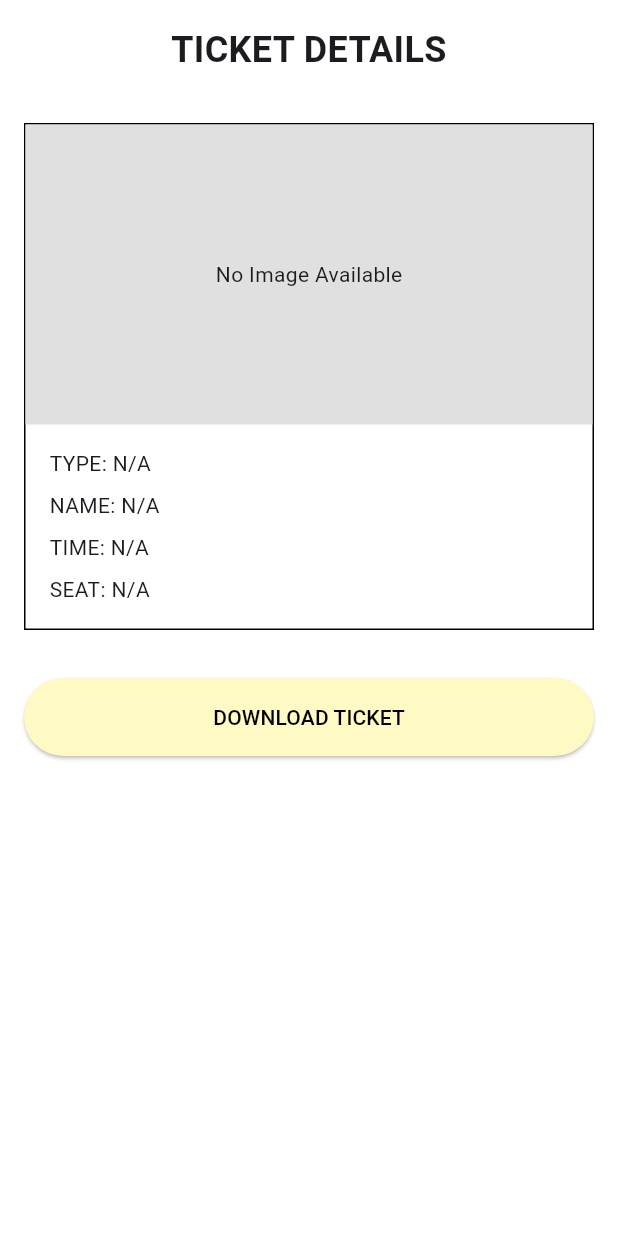
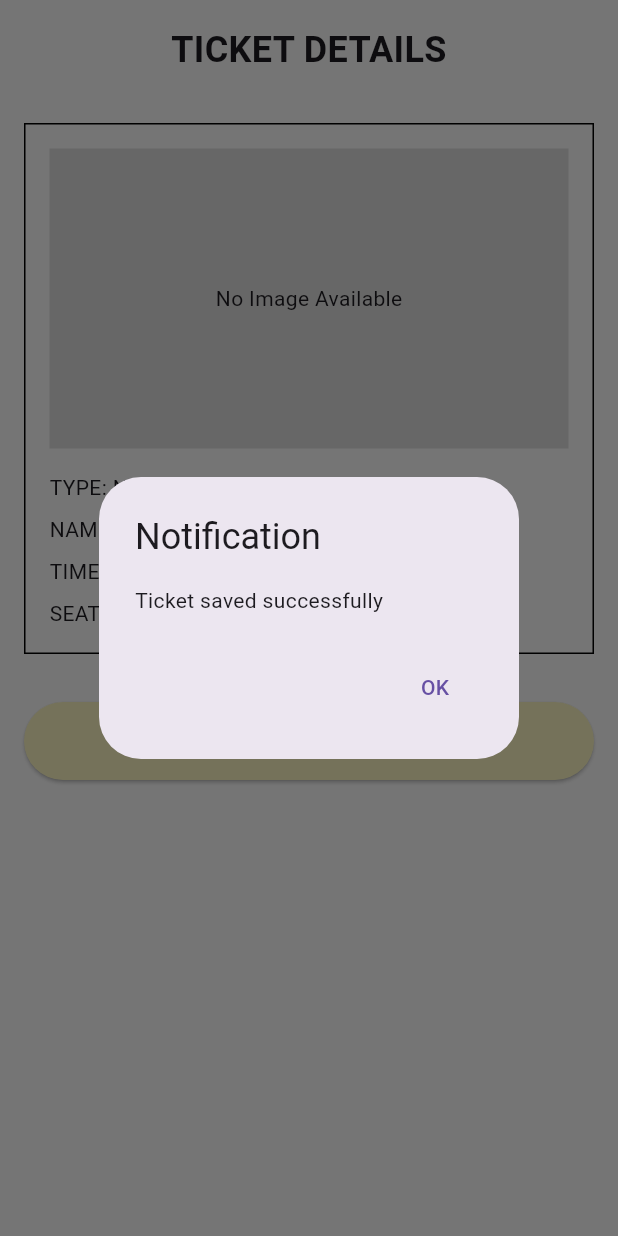
Before and after one commit to joe4780/eventApp, a Flutter app: the TicketDetailsScreen screen opened directly with empty values, after a tap on "DOWNLOAD TICKET", on a phone screen of 412 x 824 dp. Run offline on Flutter 3.47's test engine with Material 3 defaults, Android fonts, the light colour scheme and no system bars; our stand-ins replace image_picker, permission_handler, shared_preferences; missing offline and left inert: dart:html, flutter_sound; accounts and stored records are empty.

Commit message:
ticketdownload

```diff
--- a/event_management/lib/screens/ticket_details_screen.dart
+++ b/event_management/lib/screens/ticket_details_screen.dart
@@ -1,13 +1,68 @@
+import 'dart:ui';
+
 import 'package:flutter/material.dart';
-import 'dart:io';
+import 'dart:html' as html;
+import 'dart:typed_data';
+import 'package:flutter/rendering.dart';
 
 class TicketDetailsScreen extends StatelessWidget {
   final Map<String, String> ticketData;
 
-  const TicketDetailsScreen({
+  // GlobalKey to capture the ticket details
+  final GlobalKey globalKey = GlobalKey();
+
+  TicketDetailsScreen({
     super.key,
     required this.ticketData,
   });
+
+  Future<void> _downloadTicket(BuildContext context) async {
+    if (globalKey.currentContext == null) {
+      _showDialog(context, "Error: Unable to access the ticket details.");
+      return;
+    }
+
+    // Capture the image from the RepaintBoundary
+    RenderRepaintBoundary boundary =
+        globalKey.currentContext!.findRenderObject() as RenderRepaintBoundary;
+    var image = await boundary.toImage(pixelRatio: 3.0);
+    ByteData? byteData = await image.toByteData(format: ImageByteFormat.png);
+    Uint8List pngBytes = byteData!.buffer.asUint8List();
+
+    // Convert the image bytes to a Blob
+    final blob = html.Blob([pngBytes]);
+    final url = html.Url.createObjectUrlFromBlob(blob);
+
+    // Create an anchor element and trigger download
+    final link = html.AnchorElement(href: url)
+      ..setAttribute('download', 'ticket.png')
+      ..click();
+
+    // Revoke the object URL after download
+    html.Url.revokeObjectUrl(url);
+
+    _showDialog(context, "Ticket saved successfully");
+  }
+
+  void _showDialog(BuildContext context, String message) {
+    showDialog(
+      context: context,
+      builder: (context) {
+        return AlertDialog(
+          title: const Text('Notification'),
+          content: Text(message),
+          actions: [
+            TextButton(
+              onPressed: () {
+                Navigator.of(context).pop();
+              },
+              child: const Text('OK'),
+            ),
+          ],
+        );
+      },
+    );
+  }
 
   @override
   Widget build(BuildContext context) {
@@ -29,28 +84,30 @@ class TicketDetailsScreen extends StatelessWidget {
               const SizedBox(height: 32),
 
               // Image preview
-              Container(
+              RepaintBoundary(
+                key: globalKey, // Use the class member key here
+                child: Container(
                   decoration: BoxDecoration(
+                    color: Colors.white, // Set a background color
                     border: Border.all(color: Colors.black),
                   ),
+                  padding: const EdgeInsets.all(16.0),
                   child: Column(
                     crossAxisAlignment: CrossAxisAlignment.stretch,
                     children: [
                       Container(
                         height: 200,
                         color: Colors.grey[300],
-                      child: ticketData['image'] != null
-                          ? Image.file(
-                              File(ticketData['image']!),
+                        child: ticketData['image'] != null &&
+                                ticketData['image']!.isNotEmpty
+                            ? Image.asset(
+                                ticketData['image']!,
                                 fit: BoxFit.cover,
                               )
                             : const Center(child: Text('No Image Available')),
                       ),
-                    Padding(
-                      padding: const EdgeInsets.all(16.0),
-                      child: Column(
-                        crossAxisAlignment: CrossAxisAlignment.start,
-                        children: [
+                      const SizedBox(height: 16),
+                      // Ensure all ticket details are included
                       Text('TYPE: ${ticketData['type'] ?? 'N/A'}'),
                       const SizedBox(height: 8),
                       Text('NAME: ${ticketData['name'] ?? 'N/A'}'),
@@ -61,16 +118,12 @@ class TicketDetailsScreen extends StatelessWidget {
                     ],
                   ),
                 ),
-                  ],
-                ),
               ),
               const SizedBox(height: 32),
 
-              // Button to download or save the ticket (implement functionality as needed)
+              // Button to download or save the ticket
               ElevatedButton(
-                onPressed: () {
-                  // Implement download functionality
-                },
+                onPressed: () => _downloadTicket(context),
                 style: ElevatedButton.styleFrom(
                   backgroundColor: Colors.yellow[100],
                   padding: const EdgeInsets.symmetric(vertical: 16),
--- a/event_management/pubspec.yaml
+++ b/event_management/pubspec.yaml
@@ -40,6 +40,7 @@ dependencies:
   audioplayers: ^6.1.0
   flutter_sound: ^9.16.0
   shared_preferences: ^2.3.0
+  image_gallery_saver: ^2.0.3
 
 dev_dependencies:
   flutter_test:
```
Also changed, not shown: event_management/lib/screens/records_screen.dart (+30 -5 lines), event_management/pubspec.lock, 1 other file. Lines whose indentation alone changed are shown as unchanged.
